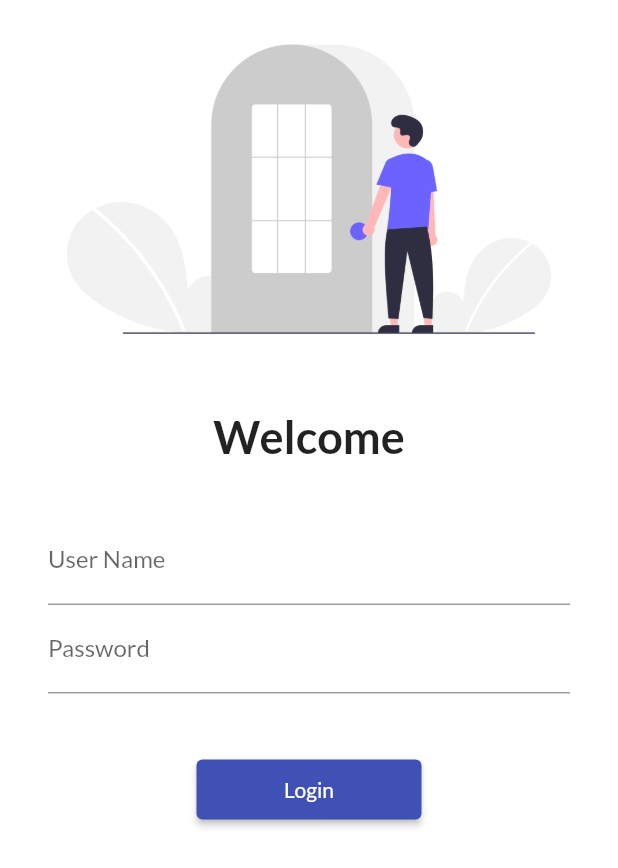
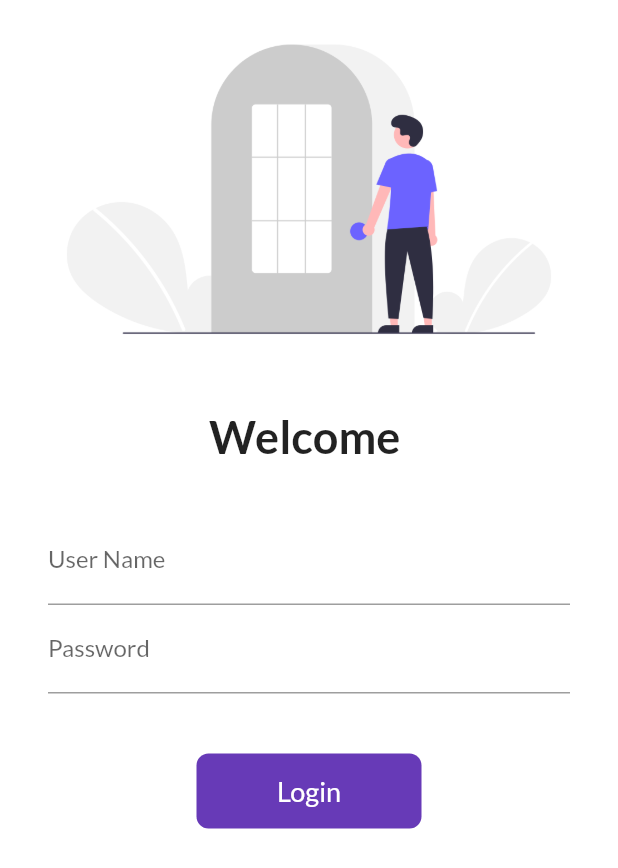
Before and after one commit to Ram-Karan/first-flutter, a Flutter app: the screen it shows after launch, on a phone screen of 412 x 824 dp. Shown: the top 868 px of the screen. Run offline on Flutter 3.47's test engine with Material 2 defaults, Android fonts, the phone set to English and light mode, and no system bars; our stand-ins replace google_fonts.

Commit message:
Day 6 complete video time 2:30:00

```diff
--- a/lib/pages/login_page.dart
+++ b/lib/pages/login_page.dart
@@ -1,8 +1,16 @@
 import 'package:first_flutter/utils/routes.dart';
 import 'package:flutter/material.dart';
 
-class LoginPage extends StatelessWidget {
+class LoginPage extends StatefulWidget {
   const LoginPage({Key? key}) : super(key: key);
+
+  @override
+  State<LoginPage> createState() => _LoginPageState();
+}
+
+class _LoginPageState extends State<LoginPage> {
+  String name = "";
+  bool changeButton = false;
 
   @override
   Widget build(BuildContext context) {
@@ -20,20 +28,24 @@ class LoginPage extends StatelessWidget {
                 height: 20,
               ),
               Text(
-                "Welcome",
+                "Welcome $name",
                 style: TextStyle(fontSize: 30, fontWeight: FontWeight.bold),
               ),
               SizedBox(
                 height: 20,
               ),
               Padding(
-                padding:
-                    const EdgeInsets.symmetric(vertical: 16.0, horizontal: 32.0),
+                padding: const EdgeInsets.symmetric(
+                    vertical: 16.0, horizontal: 32.0),
                 child: Column(
                   children: [
                     TextFormField(
                       decoration: InputDecoration(
                           hintText: "Enter User Name", labelText: "User Name"),
+                      onChanged: (value) {
+                        name = value;
+                        setState(() {});
+                      },
                     ),
                     TextFormField(
                       obscureText: true,
@@ -43,13 +55,36 @@ class LoginPage extends StatelessWidget {
                     SizedBox(
                       height: 40,
                     ),
-                    ElevatedButton(
-                      onPressed: () {
-                        Navigator.pushNamed(context, MyRoutes.homeRoute);
-                      },
-                      child: Text("Login"),
-                      style: TextButton.styleFrom(minimumSize: Size(150, 40)),
-                    )
+                    InkWell(
+                        onTap: () async {
+                          setState(() {
+                            changeButton = true;
+                          });
+                          await Future.delayed(Duration(seconds: 1));
+                          Navigator.pushNamed(context, MyRoutes.homeRoute);
+                        },
+                        child: AnimatedContainer(
+                          duration: Duration(seconds: 1),
+                          width: changeButton ? 50 : 150,
+                          height: 50,
+                          alignment: Alignment.center,
+                          child: changeButton ? Icon(Icons.done, color: Colors.white,) : Text(
+                            "Login",
+                            style: TextStyle(color: Colors.white, fontSize: 18),
+                          ),
+                          decoration: BoxDecoration(
+                              color: Colors.deepPurple,
+                              // shape: changeButton ? BoxShape.circle : BoxShape.rectangle,
+                              borderRadius: BorderRadius.circular(changeButton ? 50 : 8)
+                          ),
+                        ))
+                    // ElevatedButton(
+                    //   onPressed: () {
+                    //     Navigator.pushNamed(context, MyRoutes.homeRoute);
+                    //   },
+                    //   child: Text("Login"),
+                    //   style: TextButton.styleFrom(minimumSize: Size(150, 40)),
+                    // )
                   ],
                 ),
               ),
```
